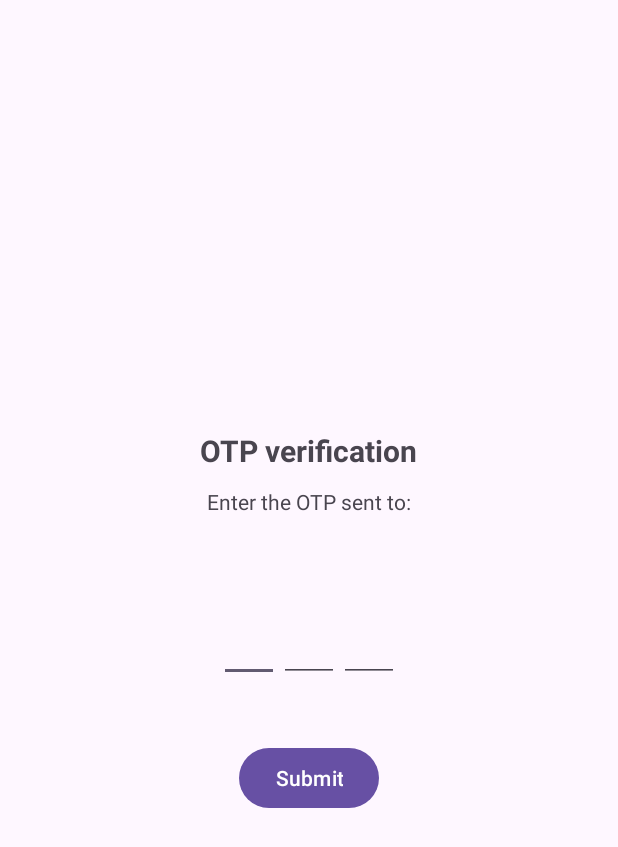
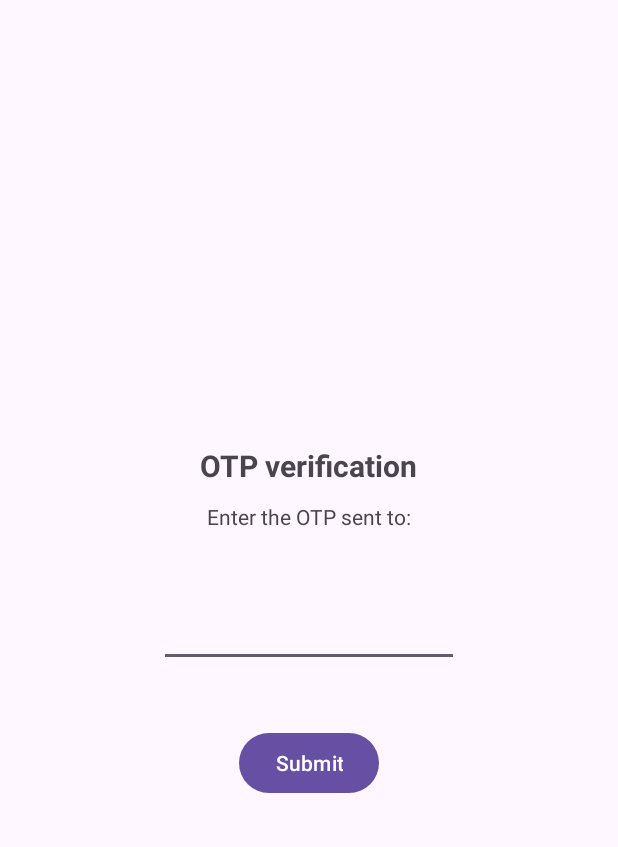
Before and after one commit to 2003congthinh/ASM3_AndroidDev, an Android app: the layout otp.xml on its own in the app's theme, with its tools: preview values and no code run, on a phone screen of 412 x 824 dp. Shown: the top 847 px of the screen. Run offline under Robolectric (Android 15) with nearby library versions, the phone set to English and light mode, and no system bars.

Commit message:
redo otp

```diff
--- a/app/build.gradle.kts
+++ b/app/build.gradle.kts
@@ -35,6 +35,7 @@ dependencies {
     testImplementation("junit:junit:4.13.2")
     androidTestImplementation("androidx.test.ext:junit:1.1.5")
     androidTestImplementation("androidx.test.espresso:espresso-core:3.5.1")
+    implementation("com.google.android.gms:play-services-auth-api-phone:18.0.1")
 
     // Gmail authentication
     implementation("com.google.android.gms:play-services-auth:20.7.0")
--- a/app/src/main/res/layout/otp.xml
+++ b/app/src/main/res/layout/otp.xml
@@ -32,50 +32,16 @@
             android:layout_margin="5dp"
             android:textSize="14sp"
             android:text=""/>
-        <LinearLayout
-            android:layout_width="match_parent"
-            android:layout_height="wrap_content"
-            android:layout_marginTop="30dp"
-            android:gravity="center"
-            android:orientation="horizontal">
+
             <EditText
                 android:id="@+id/otp1"
-                android:layout_width="40dp"
-                android:layout_height="45dp"
+                android:layout_width="200dp"
+                android:layout_height="wrap_content"
                 android:gravity="center"
-                android:imeOptions="actionNext"
-                android:importantForAutofill="no"
                 android:inputType="number"
-                android:maxLength="1"
                 android:textSize="25sp"
-                android:textStyle="bold"
-                tools:ignore="LabelFor"/>
-            <EditText
-                android:id="@+id/otp2"
-                android:layout_width="40dp"
-                android:layout_height="45dp"
-                android:gravity="center"
-                android:imeOptions="actionNext"
-                android:importantForAutofill="no"
-                android:inputType="number"
-                android:maxLength="1"
-                android:textSize="25sp"
-                android:textStyle="bold"
-                tools:ignore="LabelFor"/>
-            <EditText
-                android:id="@+id/otp3"
-                android:layout_width="40dp"
-                android:layout_height="45dp"
-                android:gravity="center"
-                android:imeOptions="actionDone"
-                android:importantForAutofill="no"
-                android:inputType="number"
-                android:maxLength="1"
-                android:textSize="25sp"
-                android:textStyle="bold"
-                tools:ignore="LabelFor"/>
+                android:textStyle="bold"/>
 
-        </LinearLayout>
         <Button
             android:layout_width="wrap_content"
             android:layout_height="wrap_content"
```
Also changed, not shown: app/src/main/AndroidManifest.xml (+8 -1 lines), app/src/main/java/myapk/asm3/MyReceiver.java (+28 -21 lines), app/src/main/java/myapk/asm3/OTP.java (+21 -48 lines), app/src/main/java/myapk/asm3/SendMessageActivity.java (deleted, +0 -32 lines).
